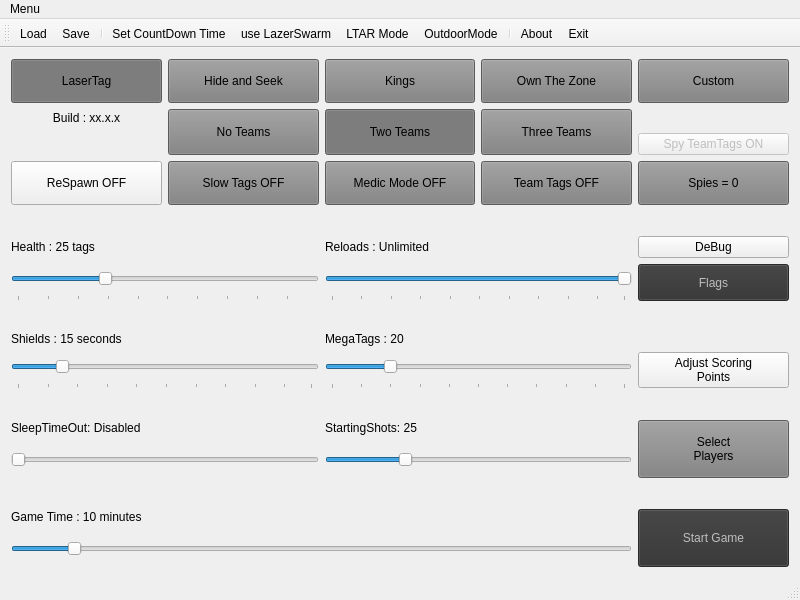
Before: the Qt Designer form LttoMainWindow.ui in rmick/Combobulator, drawn with Qt 5.
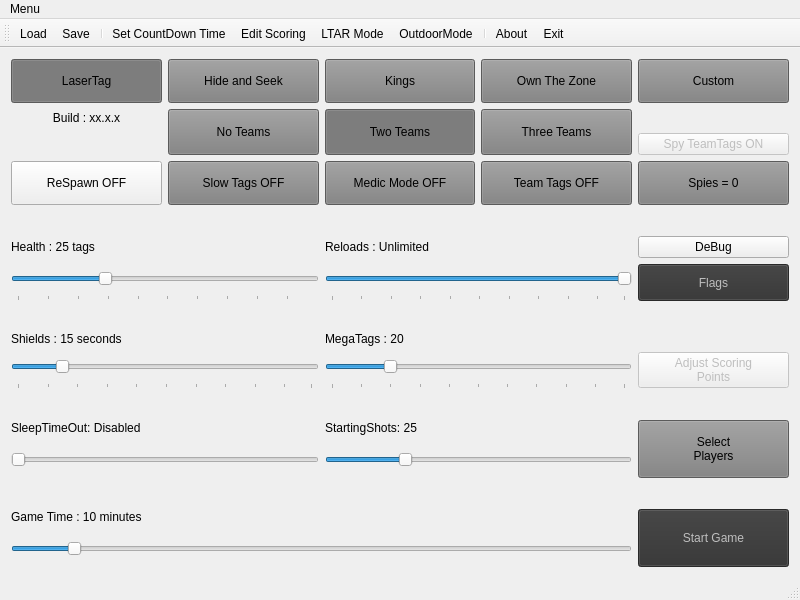
After: the same form once the commit is applied.

Diff of the .ui file:
```diff
--- a/LttoMainWindow.ui
+++ b/LttoMainWindow.ui
@@ -2361,6 +2361,9 @@
     </item>
     <item row="11" column="5">
      <widget class="QPushButton" name="btn_SetScorePoints">
+      <property name="enabled">
+       <bool>false</bool>
+      </property>
       <property name="text">
        <string>Adjust Scoring
 Points</string>
@@ -2417,7 +2420,7 @@
    <addaction name="actionSave"/>
    <addaction name="separator"/>
    <addaction name="actionSet_CountDown_Time"/>
-   <addaction name="actionuse_LazerSwarm"/>
+   <addaction name="actionEdit_Scoring"/>
    <addaction name="actionLTAR_Mode"/>
    <addaction name="actionOutdoorMode"/>
    <addaction name="separator"/>
```
Left out of the diff: 3 changed lines with no effect on the pictures.
